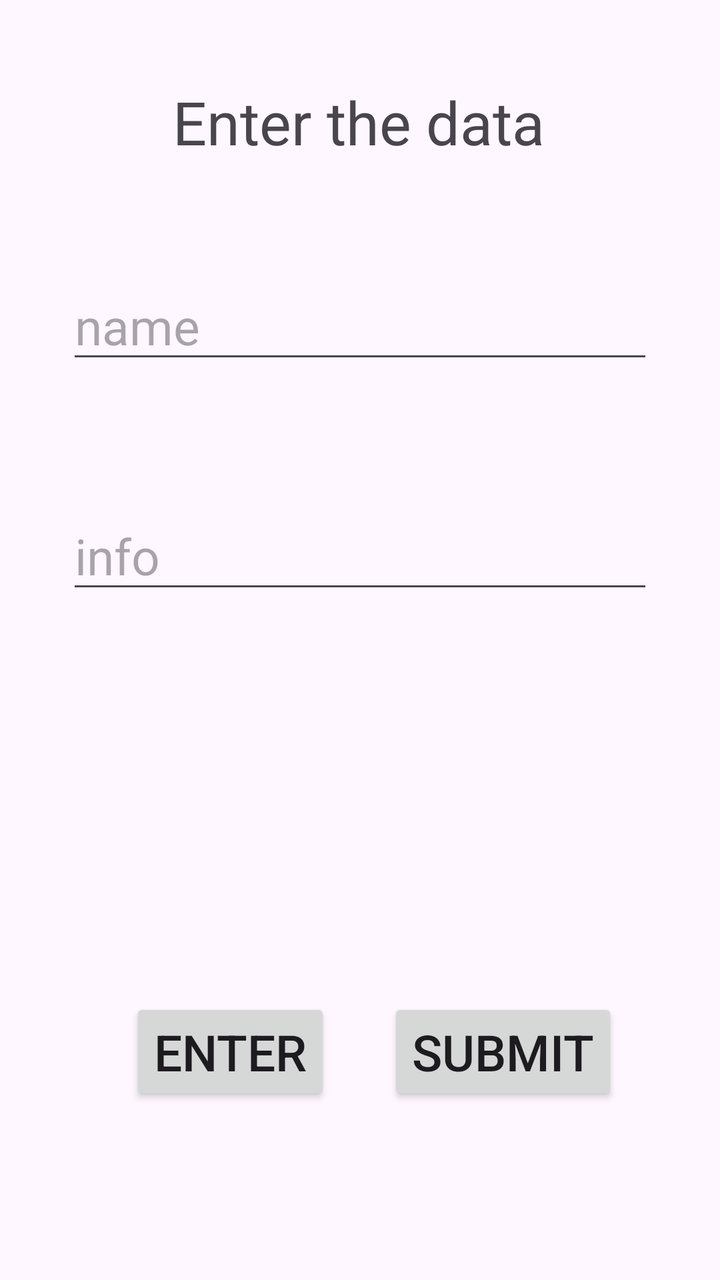
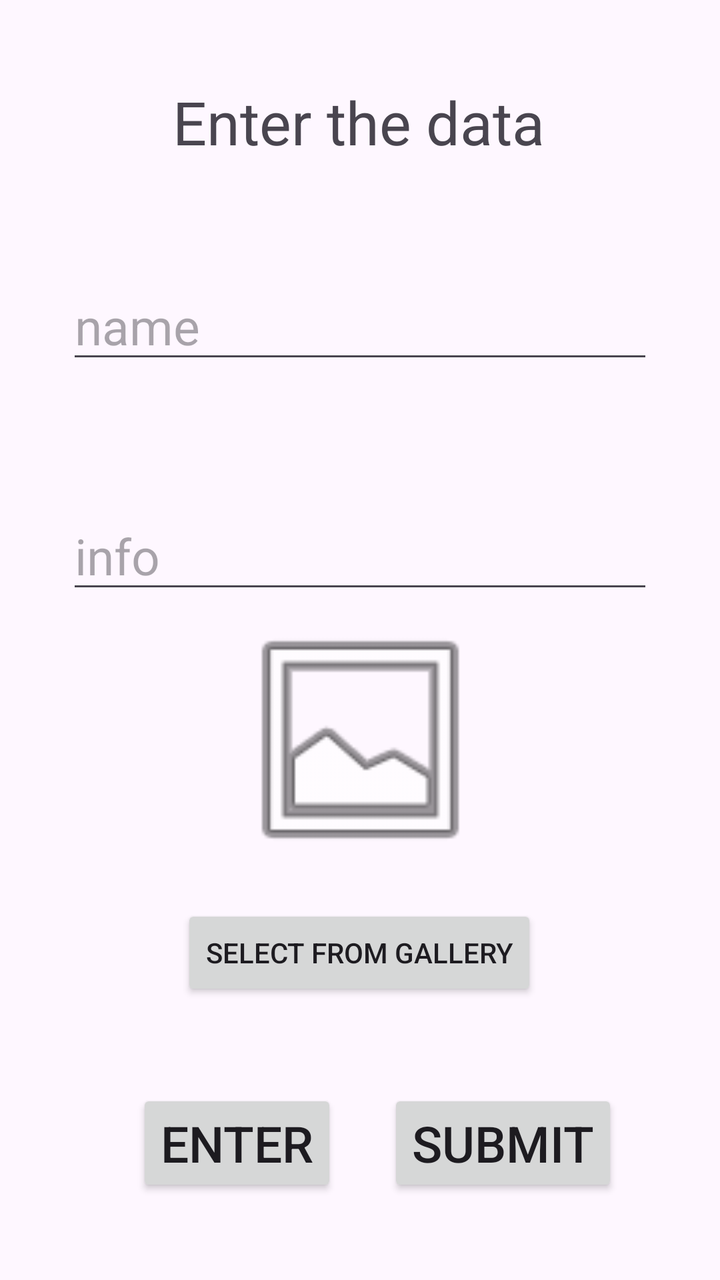

Before-and-after screenshots of an Android layout around one commit, followed by the original layout XML and the change that was made.
<!-- AndroidManifest.xml: activity theme Theme.Project -->
<!-- res/layout/activity_main.xml -->
<?xml version="1.0" encoding="utf-8"?>
<androidx.constraintlayout.widget.ConstraintLayout xmlns:android="http://schemas.android.com/apk/res/android"
    xmlns:app="http://schemas.android.com/apk/res-auto"
    xmlns:tools="http://schemas.android.com/tools"
    android:id="@+id/main"
    android:layout_width="match_parent"
    android:layout_height="match_parent"
    android:fitsSystemWindows="true"
    tools:context=".MainActivity">

    <Button
        android:id="@+id/button"
        android:layout_width="wrap_content"
        android:layout_height="wrap_content"
        android:text="Enter"
        android:textSize="25sp"
        app:layout_constraintBottom_toBottomOf="parent"
        app:layout_constraintEnd_toEndOf="parent"
        app:layout_constraintHorizontal_bias="0.25"
        app:layout_constraintStart_toStartOf="parent"
        app:layout_constraintTop_toTopOf="parent"
        app:layout_constraintVertical_bias="0.851" />

    <TextView
        android:id="@+id/textView"
        android:layout_width="wrap_content"
        android:layout_height="wrap_content"
        android:text="Enter the data"
        android:textSize="30sp"
        app:layout_constraintBottom_toBottomOf="parent"
        app:layout_constraintEnd_toEndOf="parent"
        app:layout_constraintHorizontal_bias="0.497"
        app:layout_constraintStart_toStartOf="parent"
        app:layout_constraintTop_toTopOf="parent"
        app:layout_constraintVertical_bias="0.068" />

    <EditText
        android:id="@+id/editTextText"
        android:layout_width="wrap_content"
        android:layout_height="wrap_content"
        android:ems="10"
        android:inputType="text"
        android:hint="name"
        android:textSize="25sp"
        app:layout_constraintBottom_toBottomOf="parent"
        app:layout_constraintEnd_toEndOf="parent"
        app:layout_constraintStart_toStartOf="parent"
        app:layout_constraintTop_toTopOf="parent"
        app:layout_constraintVertical_bias="0.231" />

    <EditText
        android:id="@+id/editTextText2"
        android:layout_width="wrap_content"
        android:layout_height="wrap_content"
        android:ems="10"
        android:inputType="text"
        android:hint="info"
        android:textSize="25sp"
        app:layout_constraintBottom_toBottomOf="parent"
        app:layout_constraintEnd_toEndOf="parent"
        app:layout_constraintStart_toStartOf="parent"
        app:layout_constraintTop_toTopOf="parent"
        app:layout_constraintVertical_bias="0.426" />

    <Button
        android:id="@+id/button2"
        android:layout_width="wrap_content"
        android:layout_height="wrap_content"
        android:text="submit"
        android:textSize="25sp"
        app:layout_constraintBottom_toBottomOf="parent"
        app:layout_constraintEnd_toEndOf="parent"
        app:layout_constraintHorizontal_bias="0.792"
        app:layout_constraintStart_toStartOf="parent"
        app:layout_constraintTop_toTopOf="parent"
        app:layout_constraintVertical_bias="0.851" />
</androidx.constraintlayout.widget.ConstraintLayout>
<!-- resources referenced by this layout -->
<resources>
  <style name="Theme.Project" parent="Base.Theme.Project" />
  <style name="Base.Theme.Project" parent="Theme.Material3.DayNight.NoActionBar">
          
          
      </style>
</resources>

<!-- the commit's change to res/layout/activity_main.xml (unified diff, before → after) -->
@@ -16,10 +16,10 @@
         android:textSize="25sp"
         app:layout_constraintBottom_toBottomOf="parent"
         app:layout_constraintEnd_toEndOf="parent"
-        app:layout_constraintHorizontal_bias="0.25"
+        app:layout_constraintHorizontal_bias="0.263"
         app:layout_constraintStart_toStartOf="parent"
         app:layout_constraintTop_toTopOf="parent"
-        app:layout_constraintVertical_bias="0.851" />
+        app:layout_constraintVertical_bias="0.929" />
 
     <TextView
         android:id="@+id/textView"
@@ -73,5 +73,28 @@
         app:layout_constraintHorizontal_bias="0.792"
         app:layout_constraintStart_toStartOf="parent"
         app:layout_constraintTop_toTopOf="parent"
-        app:layout_constraintVertical_bias="0.851" />
+        app:layout_constraintVertical_bias="0.929" />
+
+    <ImageView
+        android:id="@+id/imageView"
+        android:layout_width="159dp"
+        android:layout_height="131dp"
+        app:layout_constraintBottom_toBottomOf="parent"
+        app:layout_constraintEnd_toEndOf="parent"
+        app:layout_constraintStart_toStartOf="parent"
+        app:layout_constraintTop_toTopOf="parent"
+        app:layout_constraintVertical_bias="0.598"
+        app:srcCompat="@android:drawable/ic_menu_gallery" />
+
+    <Button
+        android:id="@+id/button3"
+        android:layout_width="wrap_content"
+        android:layout_height="wrap_content"
+        android:text="Select from gallery"
+        app:layout_constraintBottom_toBottomOf="parent"
+        app:layout_constraintEnd_toEndOf="parent"
+        app:layout_constraintHorizontal_bias="0.498"
+        app:layout_constraintStart_toStartOf="parent"
+        app:layout_constraintTop_toTopOf="parent"
+        app:layout_constraintVertical_bias="0.764" />
 </androidx.constraintlayout.widget.ConstraintLayout>
